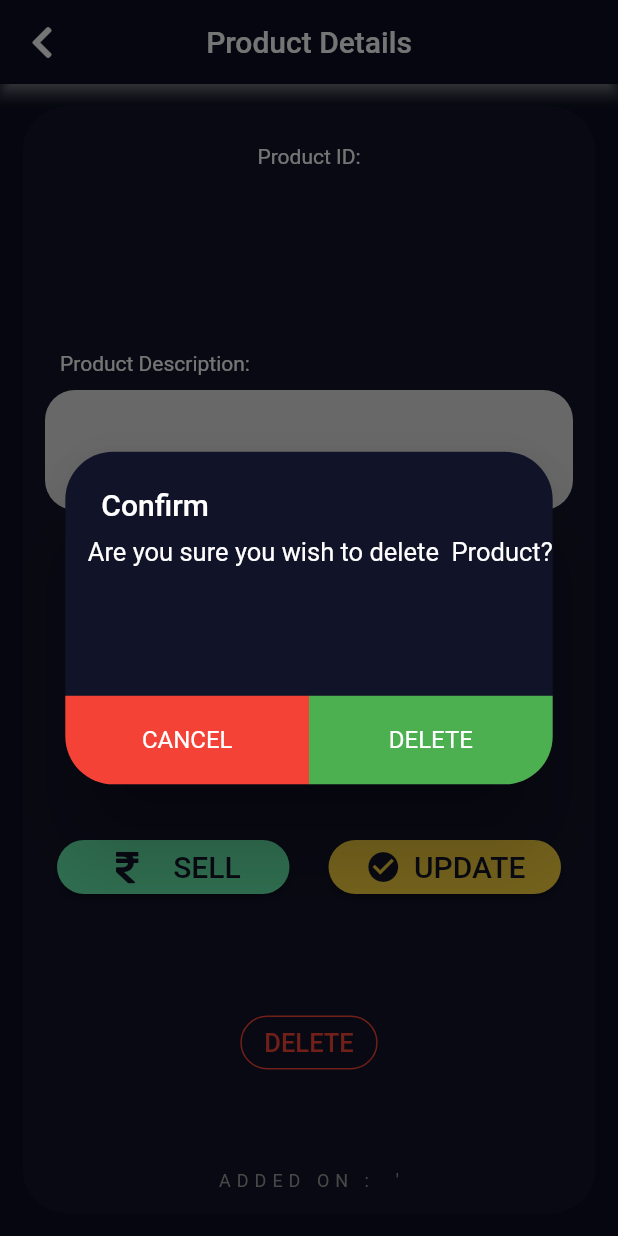
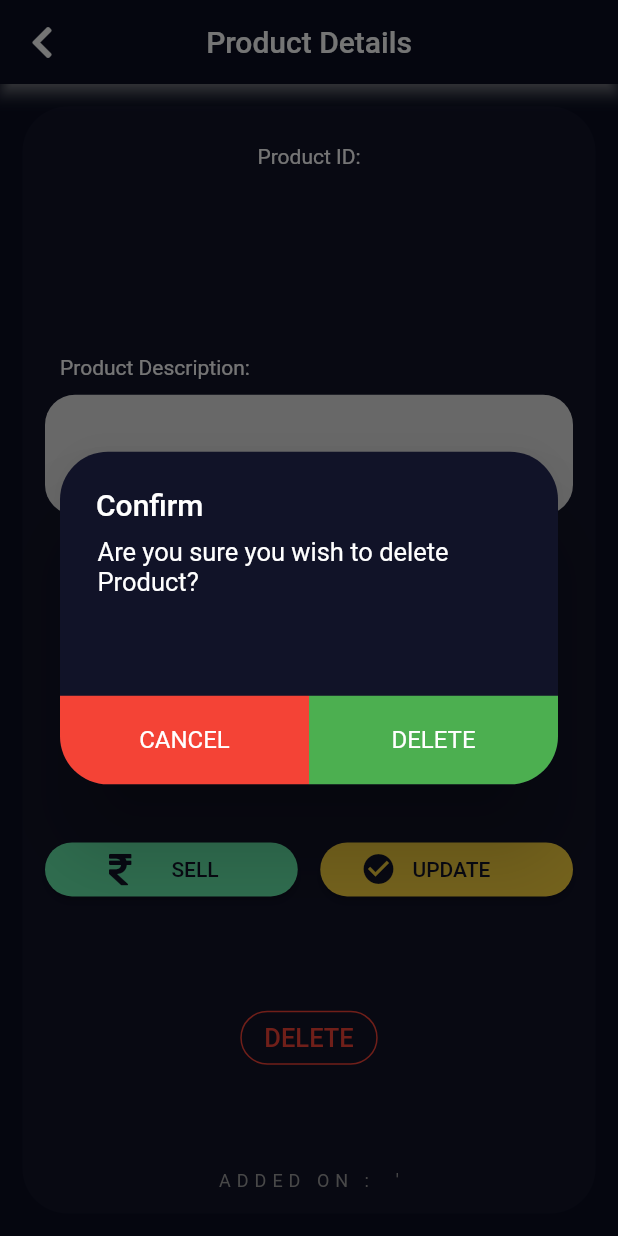
Before and after one commit to AntonyIgnesh/inventory_v1, a Flutter app: the ProductDetailsScreen screen opened directly with empty values, after a tap on "DELETE", on a phone screen of 412 x 824 dp. Run offline on Flutter 3.47's test engine with Material 2 defaults, Android fonts, the phone set to English and light mode, and no system bars; drawn by our look-alikes of modal_progress_hud_nsn; our stand-ins replace cloud_firestore, firebase_core, fluttertoast, font_awesome_flutter; accounts and stored records are empty.

```diff
--- a/lib/screens/landing_screen.dart
+++ b/lib/screens/landing_screen.dart
@@ -72,8 +72,8 @@ class _LandingScreenState extends State<LandingScreen> {
                               child: ReuseableCard(
                                 colour: kCardColor,
                                 cardChild: IconContent(
-                                  iconData: FontAwesomeIcons.syncAlt,
-                                  text: 'UPDATE',
+                                  iconData: FontAwesomeIcons.rupeeSign,
+                                  text: 'SALE',
                                 ), //Update
                               ),
                             ),
--- a/lib/screens/product_details_screen.dart
+++ b/lib/screens/product_details_screen.dart
@@ -49,7 +49,10 @@ class _ProductDetailsScreenState extends State<ProductDetailsScreen> {
             ),
           ),
           backgroundColor: kCardColor,
-          title: Text('Confirm'),
+          title: Text(
+            'Confirm',
+            style: TextStyle(fontSize: 20),
+          ),
           contentPadding: EdgeInsets.only(top: 10.0),
           content: Container(
             height: MediaQuery.of(context).size.height * 0.2,
@@ -58,7 +61,7 @@ class _ProductDetailsScreenState extends State<ProductDetailsScreen> {
               crossAxisAlignment: CrossAxisAlignment.stretch,
               children: [
                 Padding(
-                  padding: const EdgeInsets.only(left: 15),
+                  padding: const EdgeInsets.only(left: 25),
                   child: Text(
                     'Are you sure you wish to delete ' + prodId + ' Product?',
                     style: TextStyle(
@@ -301,8 +304,6 @@ class _ProductDetailsScreenState extends State<ProductDetailsScreen> {
                       mainAxisAlignment: MainAxisAlignment.spaceEvenly,
                       children: [
                         Expanded(
-                          child: Padding(
-                            padding: const EdgeInsets.all(8.0),
                           child: MaterialButton(
                             onPressed: () {},
                             child: Row(
@@ -311,7 +312,6 @@ class _ProductDetailsScreenState extends State<ProductDetailsScreen> {
                                 Expanded(
                                   child: Icon(
                                     FontAwesomeIcons.rupeeSign,
-                                      // size: 30,
                                     color: kCardColor,
                                   ),
                                 ),
@@ -320,7 +320,6 @@ class _ProductDetailsScreenState extends State<ProductDetailsScreen> {
                                     'SELL',
                                     style: TextStyle(
                                       color: kCardColor,
-                                        fontSize: 20,
                                       // fontWeight: FontWeight.w800,
                                     ),
                                   ),
@@ -337,13 +336,10 @@ class _ProductDetailsScreenState extends State<ProductDetailsScreen> {
                             ),
                           ),
                         ),
-                        ),
                         SizedBox(
-                          width: 10,
+                          width: 15,
                         ),
                         Expanded(
-                          child: Padding(
-                            padding: const EdgeInsets.all(8.0),
                           child: MaterialButton(
                             onPressed: () async {
                               setState(() => widget.showLoading = true);
@@ -373,7 +369,6 @@ class _ProductDetailsScreenState extends State<ProductDetailsScreen> {
                                     'UPDATE',
                                     style: TextStyle(
                                       color: kCardColor,
-                                        fontSize: 20,
                                       // fontWeight: FontWeight.w800,
                                     ),
                                   ),
@@ -385,7 +380,6 @@ class _ProductDetailsScreenState extends State<ProductDetailsScreen> {
                               borderRadius: BorderRadius.all(
                                 Radius.circular(
                                   30,
-                                  ),
                                 ),
                               ),
                             ),
--- a/lib/widgets/products_card.dart
+++ b/lib/widgets/products_card.dart
@@ -56,9 +56,9 @@ class ProductsCard extends StatelessWidget {
               mainAxisAlignment: MainAxisAlignment.spaceBetween,
               children: [
                 Text(
-                  productDesc.length < 40
+                  productDesc.length < 30
                       ? productDesc
-                      : productDesc.substring(0, 37) + '...',
+                      : productDesc.substring(0, 27) + '...',
                   style: kViewProductProductDescTextStyle,
                 ),
                 Text(
```
Also changed, not shown: lib/screens/view_products_screen.dart (+20 -20 lines), lib/widgets/toast.dart (+6 -4 lines). Lines whose indentation alone changed are shown as unchanged.
